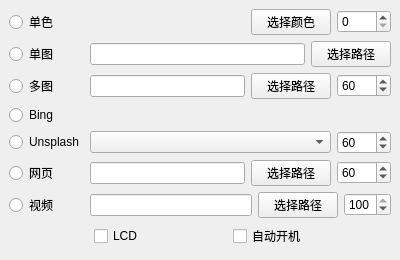
Old version of the form YhcaoWallpaperEngine/mainwindow.ui in the repository CAOJINGYOU/YhcaoWallpaperEngine.
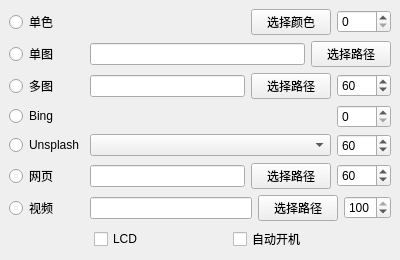
New version of the form. Icons and pictures are not drawn.

Commit message: bing随机

What changed in the file:
```diff
--- a/YhcaoWallpaperEngine/mainwindow.ui
+++ b/YhcaoWallpaperEngine/mainwindow.ui
@@ -127,6 +127,32 @@
         </property>
        </widget>
       </item>
+      <item>
+       <spacer name="horizontalSpacer_4">
+        <property name="orientation">
+         <enum>Qt::Horizontal</enum>
+        </property>
+        <property name="sizeHint" stdset="0">
+         <size>
+          <width>40</width>
+          <height>20</height>
+         </size>
+        </property>
+       </spacer>
+      </item>
+      <item>
+       <widget class="QSpinBox" name="spinBoxBing">
+        <property name="sizePolicy">
+         <sizepolicy hsizetype="Fixed" vsizetype="Fixed">
+          <horstretch>0</horstretch>
+          <verstretch>0</verstretch>
+         </sizepolicy>
+        </property>
+        <property name="maximum">
+         <number>1440</number>
+        </property>
+       </widget>
+      </item>
      </layout>
     </item>
     <item row="5" column="0">
```
The commit also changes 6 other files.
